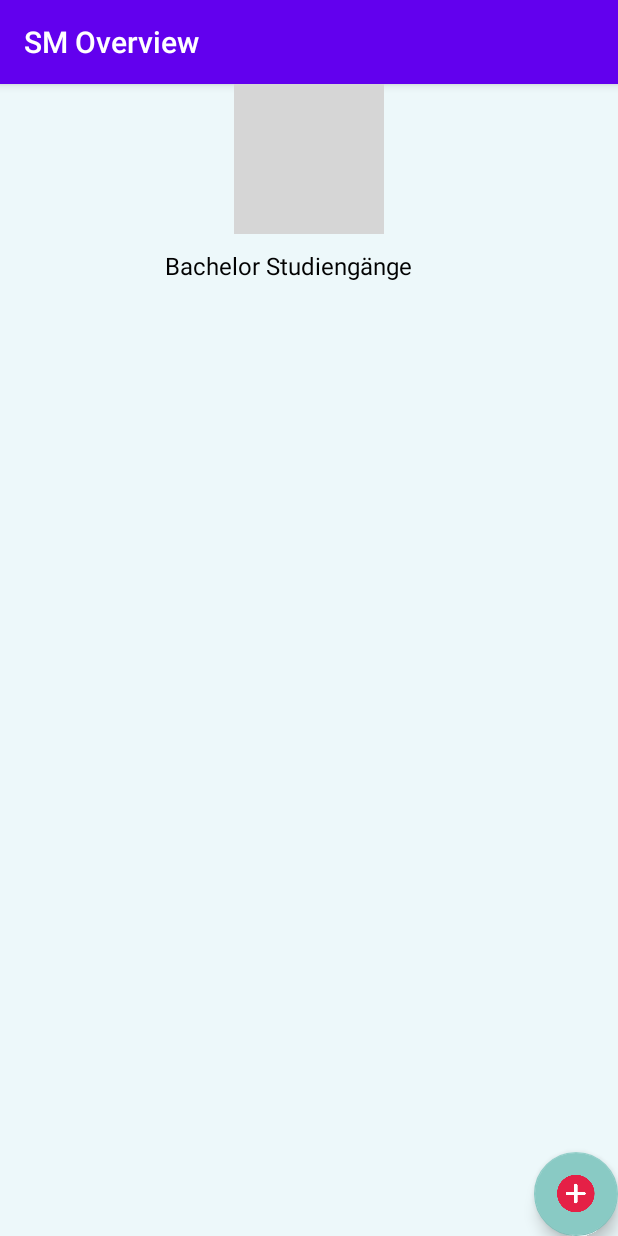
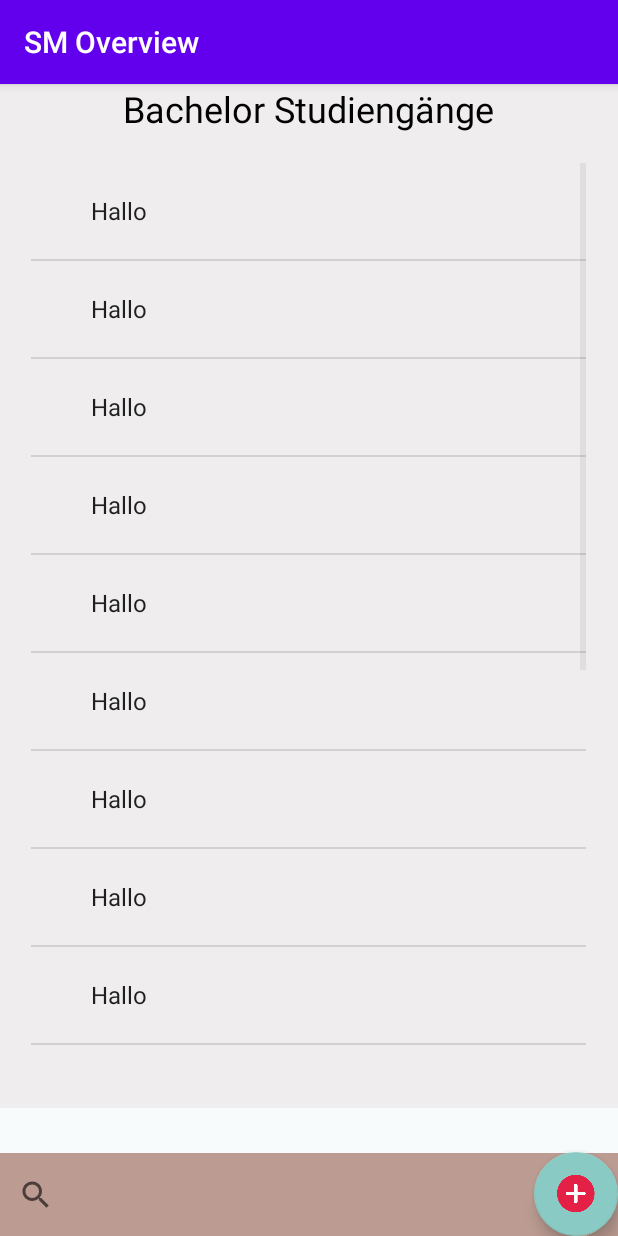
Before and after one commit to reza-foroushani/SM-Overview, an Android app: the BachelorIntent screen opened directly, with no data from a screen before it, on a phone screen of 412 x 824 dp. Run offline under Robolectric (Android 15) with nearby library versions, the phone set to English and light mode, and no system bars; grey boxes are pictures that could not be loaded.

Commit message:
Neue Liste

```diff
--- a/app/build.gradle
+++ b/app/build.gradle
@@ -29,6 +29,7 @@ dependencies {
     implementation 'com.google.android.material:material:1.2.0'
     implementation 'androidx.navigation:navigation-fragment:2.1.0'
     implementation 'androidx.navigation:navigation-ui:2.1.0'
+    implementation 'androidx.legacy:legacy-support-v4:1.0.0'
     testImplementation 'junit:junit:4.12'
     androidTestImplementation 'androidx.test.ext:junit:1.1.1'
     androidTestImplementation 'androidx.test.espresso:espresso-core:3.2.0'
--- a/app/src/main/java/de/hskl/smoverview/BachelorIntent.java
+++ b/app/src/main/java/de/hskl/smoverview/BachelorIntent.java
@@ -6,14 +6,19 @@ import android.content.Intent;
 import android.os.Bundle;
 import android.view.ActionMode;
 import android.view.View;
+import android.widget.ArrayAdapter;
+import android.widget.ListView;
 import android.widget.TextView;
 
 import com.google.android.material.floatingactionbutton.FloatingActionButton;
+
+import java.util.ArrayList;
 
 public class BachelorIntent extends AppCompatActivity implements View.OnClickListener{
 
     TextView ausgabe;
     FloatingActionButton addButton;
+    ListView addListView;
 
     @Override
     protected void onCreate(Bundle savedInstanceState) {
@@ -23,6 +28,34 @@ public class BachelorIntent extends AppCompatActivity implements View.OnClickLis
         ausgabe = findViewById(R.id.TEXT_VIEW_BACHELOR);
         addButton = findViewById(R.id.ADD_BUTTEN);
 
+        addListView = (ListView)findViewById(R.id.ADD_LIST_VIEW);
+
+        ArrayList<String> arrayList = new ArrayList<>();
+
+        arrayList.add("Hallo");
+        arrayList.add("Hallo");
+        arrayList.add("Hallo");
+        arrayList.add("Hallo");
+        arrayList.add("Hallo");
+        arrayList.add("Hallo");
+        arrayList.add("Hallo");
+        arrayList.add("Hallo");
+        arrayList.add("Hallo");
+        arrayList.add("Hallo");
+        arrayList.add("Hallo");
+        arrayList.add("Hallo");
+        arrayList.add("Hallo");
+        arrayList.add("Hallo");
+        arrayList.add("Hallo");
+        arrayList.add("Hallo");
+        arrayList.add("Hallo");
+        arrayList.add("Hallo");
+
+
+
+        ArrayAdapter arrayAdapter = new ArrayAdapter(this,android.R.layout.simple_expandable_list_item_1,arrayList);
+
+        addListView.setAdapter(arrayAdapter);
     }
 
     @Override
--- a/app/src/main/res/layout/bachelor_bachelor.xml
+++ b/app/src/main/res/layout/bachelor_bachelor.xml
@@ -1,11 +1,11 @@
 <?xml version="1.0" encoding="utf-8"?>
-<androidx.coordinatorlayout.widget.CoordinatorLayout xmlns:android="http://schemas.android.com/apk/res/android"
+<FrameLayout xmlns:android="http://schemas.android.com/apk/res/android"
     xmlns:app="http://schemas.android.com/apk/res-auto"
     xmlns:tools="http://schemas.android.com/tools"
     android:id="@+id/BACHELOR_LAYOUT"
     android:layout_width="match_parent"
     android:layout_height="match_parent"
-    android:background="#EDF8FA"
+    android:background="#F8FBFB"
     android:orientation="vertical"
     tools:context=".BachelorIntent">
 
@@ -23,22 +23,49 @@
         app:fabSize="auto"
         app:maxImageSize="26sp" />
 
-    <ImageView
-        android:id="@+id/IMAGE_BACHELOR"
-        android:layout_width="100dp"
-        android:layout_height="100dp"
-        android:layout_gravity="center_horizontal"
-        app:srcCompat="@drawable/computer_icon_2429310_640" />
+    <ScrollView
+        android:layout_width="match_parent"
+        android:layout_height="match_parent"
+        android:layout_gravity="bottom|center_vertical">
 
-    <TextView
-        android:id="@+id/TEXT_VIEW_BACHELOR"
-        android:layout_width="200dp"
-        android:layout_height="30dp"
-        android:layout_margin="110dp"
-        android:text="Bachelor Studiengänge"
-        android:textAllCaps="false"
-        android:textColor="#020202"
-        android:textSize="16sp" />
+        <LinearLayout
+            android:layout_width="match_parent"
+            android:layout_height="wrap_content"
+            android:background="#EFEDED"
+            android:orientation="vertical">
+
+            <TextView
+                android:id="@+id/TEXT_VIEW_BACHELOR"
+                android:layout_width="wrap_content"
+                android:layout_height="wrap_content"
+                android:layout_gravity="clip_horizontal|center_horizontal"
+                android:text="Bachelor Studiengänge"
+                android:textAllCaps="false"
+                android:textColor="#020202"
+                android:textSize="24sp"
+                tools:visibility="visible" />
+
+            <ListView
+                android:id="@+id/ADD_LIST_VIEW"
+                android:layout_width="410dp"
+                android:layout_height="650dp"
+                android:layout_gravity="clip_horizontal|center"
+                android:padding="20dp" />
+        </LinearLayout>
+    </ScrollView>
+
+    <TableRow
+        android:layout_width="match_parent"
+        android:layout_height="55dp"
+        android:layout_gravity="bottom">
+
+        <SearchView
+            android:layout_width="match_parent"
+            android:layout_height="match_parent"
+            android:background="#BC9C92">
+
+        </SearchView>
+    </TableRow>
 
 
-</androidx.coordinatorlayout.widget.CoordinatorLayout>
+</FrameLayout>
```
